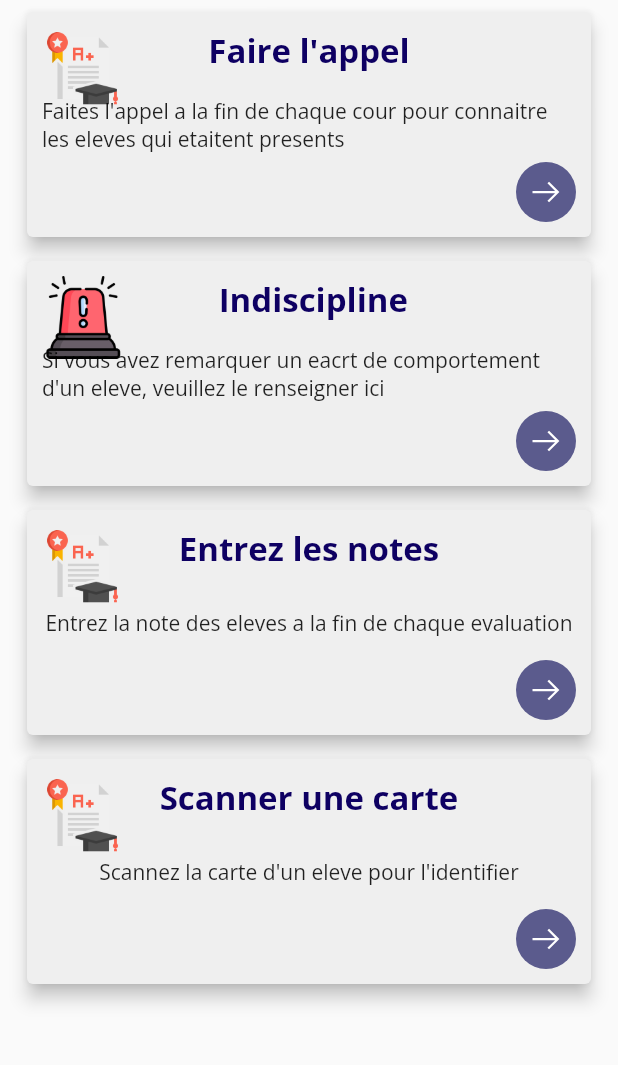
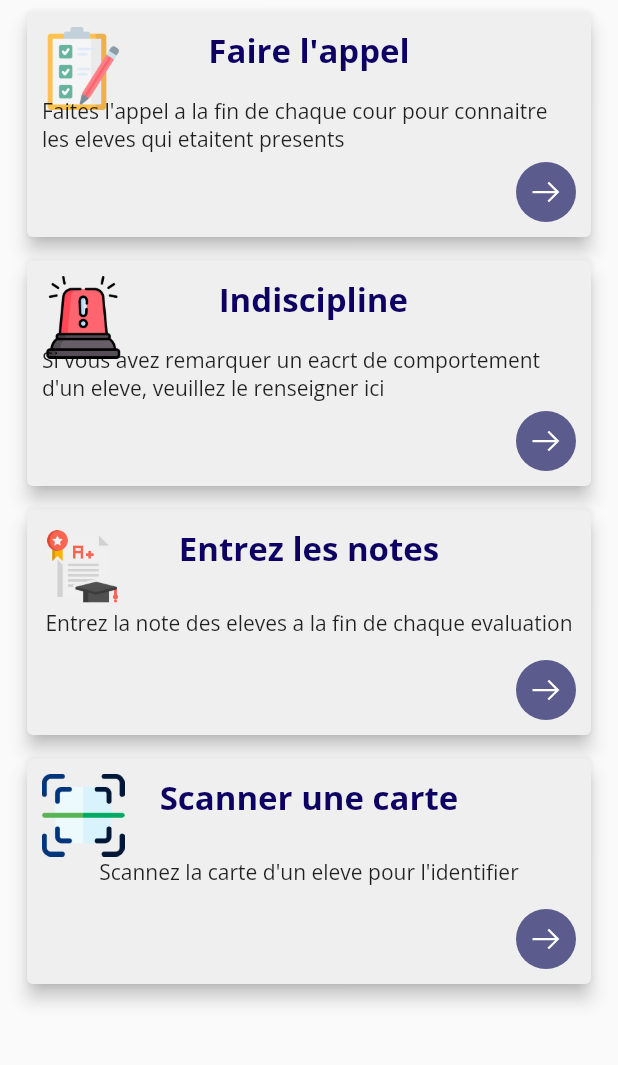
Before and after one commit to baimamboukar/heldis, a Flutter app: the screen it shows after launch, on a phone screen of 412 x 824 dp, the part 84-1149 px from its top. Run offline on Flutter 3.47's test engine with Material 2 defaults, Android fonts, the phone set to English and light mode, and no system bars; our stand-ins replace firebase_core, flutter_riverpod, google_fonts, grouped_list, line_icons; accounts and stored records are empty.

Commit message:
added missing icons

```diff
--- a/lib/screens/home.dart
+++ b/lib/screens/home.dart
@@ -42,7 +42,7 @@ class Home extends StatelessWidget {
               title: "Faire l'appel",
               desc:
                   "Faites l'appel a la fin de chaque cour pour connaitre les eleves qui etaitent presents",
-              icon: "assets/icons/grades.png",
+              icon: "assets/icons/presence.png",
               nextScreen: Home(),
             ),
             const Block(
@@ -61,7 +61,7 @@ class Home extends StatelessWidget {
             const Block(
               title: "Scanner une carte",
               desc: "Scannez la carte d'un eleve pour l'identifier",
-              icon: "assets/icons/grades.png",
+              icon: "assets/icons/qrcode.png",
               nextScreen: Home(),
             ),
             const SizedBox(
```
